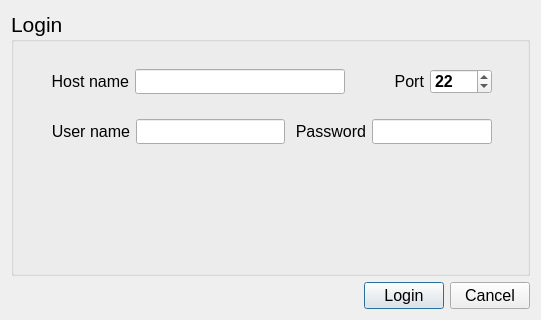
The window that loginwindow.ui (TRINHVANKHAI/image_browser) describes before a commit, drawn with Qt 5.
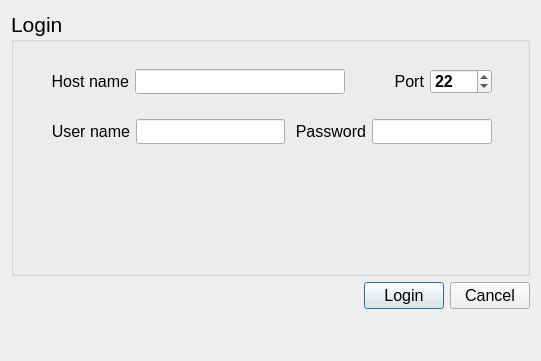
The same window after the commit.

The edit to the form file:
```diff
--- a/loginwindow.ui
+++ b/loginwindow.ui
@@ -7,9 +7,15 @@
     <x>0</x>
     <y>0</y>
     <width>537</width>
-    <height>318</height>
+    <height>361</height>
    </rect>
   </property>
+  <property name="font">
+   <font>
+    <family>Segoe UI</family>
+    <pointsize>12</pointsize>
+   </font>
+  </property>
   <property name="windowTitle">
    <string>Dialog</string>
   </property>
@@ -263,6 +269,17 @@
      </item>
     </layout>
    </item>
+   <item>
+    <layout class="QHBoxLayout" name="horizontalLayout_4">
+     <item>
+      <widget class="QLabel" name="labelLoginStatus">
+       <property name="text">
+        <string/>
+       </property>
+      </widget>
+     </item>
+    </layout>
+   </item>
   </layout>
  </widget>
  <resources/>
```
Left out of the diff: 11 changed lines with no effect on the pictures.
